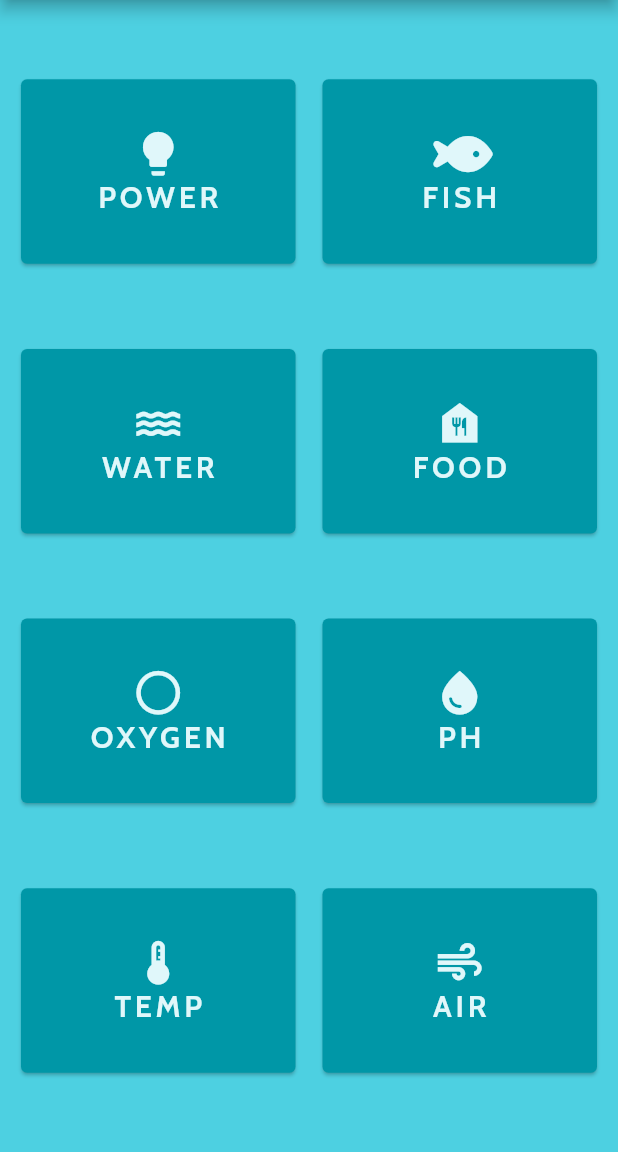
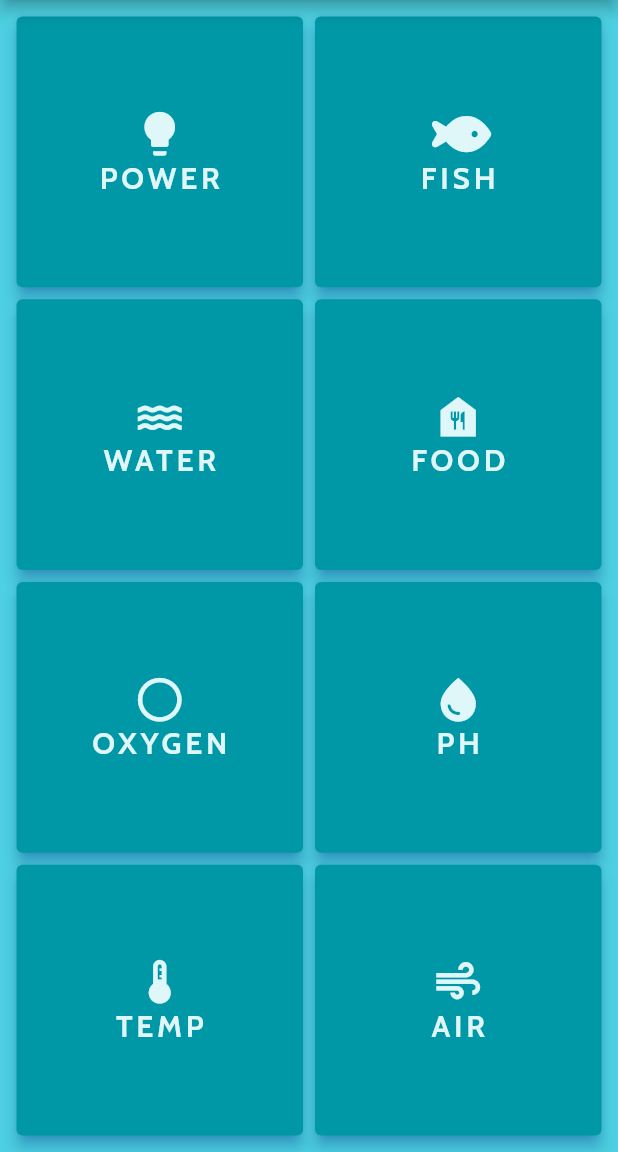
Before and after one commit to eqrakhattak/smart-biofloc-monitoring, a Flutter app: the screen it shows after launch, on a phone screen of 412 x 824 dp, the part 84-1236 px from its top. Run offline on Flutter 3.47's test engine with Material 2 defaults, Android fonts, the light colour scheme and no system bars; our stand-ins replace font_awesome_flutter.

Commit message:
Minor Changes

```diff
--- a/sci_fish/lib/components/controller_card.dart
+++ b/sci_fish/lib/components/controller_card.dart
@@ -15,6 +15,8 @@ class ControllerCard extends StatelessWidget {
           child: cardChild,
         ),
       ),
+      elevation: 4,
+      shadowColor: Colors.blue,
     );
   }
 }
--- a/sci_fish/lib/pages/control_page.dart
+++ b/sci_fish/lib/pages/control_page.dart
@@ -30,7 +30,7 @@ class _ControlPageState extends State<ControlPage> {
       ),
       body: SafeArea(
         child: Padding(
-          padding: const EdgeInsets.only(left: 10.0, right: 10.0),
+          padding: const EdgeInsets.all(7.0),
           child: Row(
             //TODO: Formatting in landscape
             mainAxisAlignment: MainAxisAlignment.spaceEvenly,
@@ -39,7 +39,8 @@ class _ControlPageState extends State<ControlPage> {
                 child: Column(
                   mainAxisAlignment: MainAxisAlignment.spaceEvenly,
                   children: [
-                    GestureDetector(
+                    Expanded(
+                      child: GestureDetector(
                         onTap: (){
                           // TODO: Add color change on tap.
                           // activeCardColor = inactiveCardColor
@@ -50,7 +51,9 @@ class _ControlPageState extends State<ControlPage> {
                           cardChild: IconContent(icon: Icons.lightbulb, label: 'POWER'),
                         ),
                       ),
-                    GestureDetector(
+                    ),
+                    Expanded(
+                      child: GestureDetector(
                         onTap: (){
                           Navigator.push(context, MaterialPageRoute(builder: (context) => const WaterPage()));
                         },
@@ -59,7 +62,9 @@ class _ControlPageState extends State<ControlPage> {
                           cardChild: IconContent(icon: Icons.water, label: 'WATER',),
                         ),
                       ),
-                    GestureDetector(
+                    ),
+                    Expanded(
+                      child: GestureDetector(
                         onTap: (){
                           Navigator.push(context, MaterialPageRoute(builder: (context) => const OxygenPage()));
                         },
@@ -68,7 +73,9 @@ class _ControlPageState extends State<ControlPage> {
                           cardChild: IconContent(icon: Icons.circle_outlined, label: 'OXYGEN',),
                         ),
                       ),
-                    GestureDetector(
+                    ),
+                    Expanded(
+                      child: GestureDetector(
                         onTap: (){
                           Navigator.push(context, MaterialPageRoute(builder: (context) => const TemperaturePage()));
                         },
@@ -77,17 +84,16 @@ class _ControlPageState extends State<ControlPage> {
                           cardChild: IconContent(icon: Icons.thermostat, label: 'TEMP',),
                         ),
                       ),
+                    ),
                   ],
                 ),
-              ),
-              const SizedBox(
-                width: 10.0,
               ),
               Expanded(
                 child: Column(
                   mainAxisAlignment: MainAxisAlignment.spaceEvenly,
                   children: [
-                    GestureDetector(
+                    Expanded(
+                      child: GestureDetector(
                         onTap: (){
                           Navigator.push(context, MaterialPageRoute(builder: (context) => const FishPage()));
                         },
@@ -96,7 +102,9 @@ class _ControlPageState extends State<ControlPage> {
                           cardChild: IconContent(icon: FontAwesomeIcons.fish, label: 'FISH',),
                         ),
                       ),
-                    GestureDetector(
+                    ),
+                    Expanded(
+                      child: GestureDetector(
                         onTap: (){
                           Navigator.push(context, MaterialPageRoute(builder: (context) => const FoodPage()));
                         },
@@ -105,7 +113,9 @@ class _ControlPageState extends State<ControlPage> {
                           cardChild: IconContent(icon: Icons.food_bank, label: 'FOOD',),
                         ),
                       ),
-                    GestureDetector(
+                    ),
+                    Expanded(
+                      child: GestureDetector(
                         onTap: (){
                           Navigator.push(context, MaterialPageRoute(builder: (context) => const PhPage()));
                         },
@@ -114,13 +124,16 @@ class _ControlPageState extends State<ControlPage> {
                           cardChild: IconContent(icon: Icons.water_drop, label: 'PH',),
                         ),
                       ),
-                    GestureDetector(
+                    ),
+                    Expanded(
+                      child: GestureDetector(
                         onTap: (){
                           Navigator.push(context, MaterialPageRoute(builder: (context) => const AirPage()));
                         },
                         child: const ControllerCard(
                           bgColor: activeCardColor,
                           cardChild: IconContent(icon: Icons.air, label: 'AIR',),
+                        ),
                       ),
                     ),
                   ],
```
Lines whose indentation alone changed are shown as unchanged.
